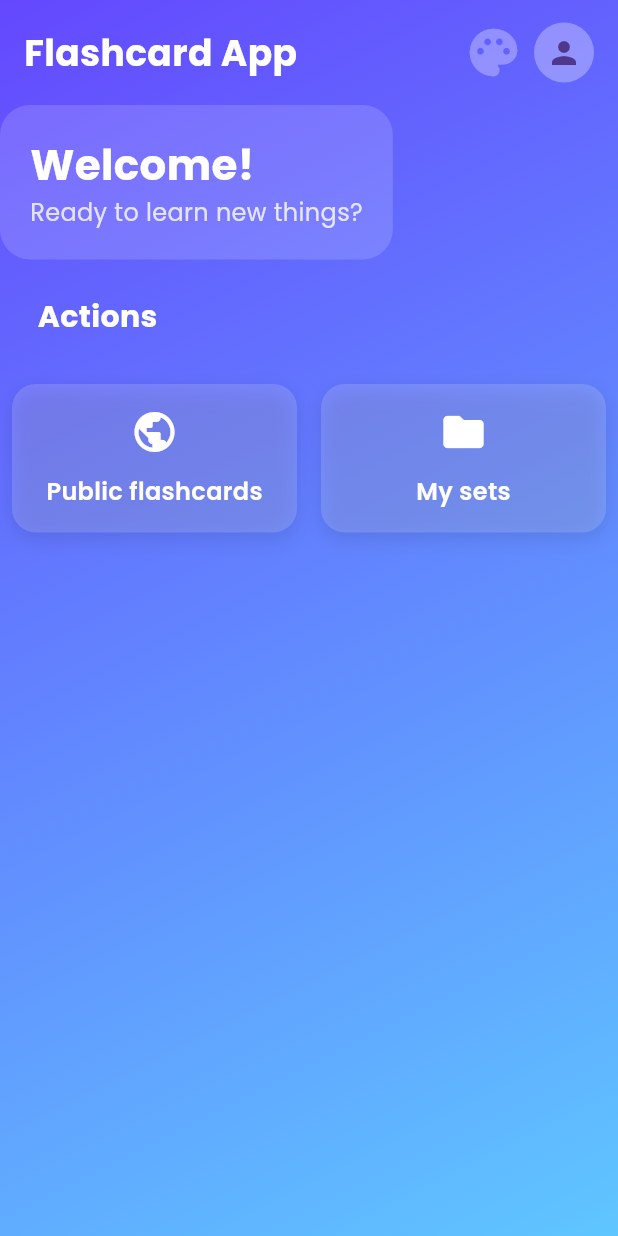
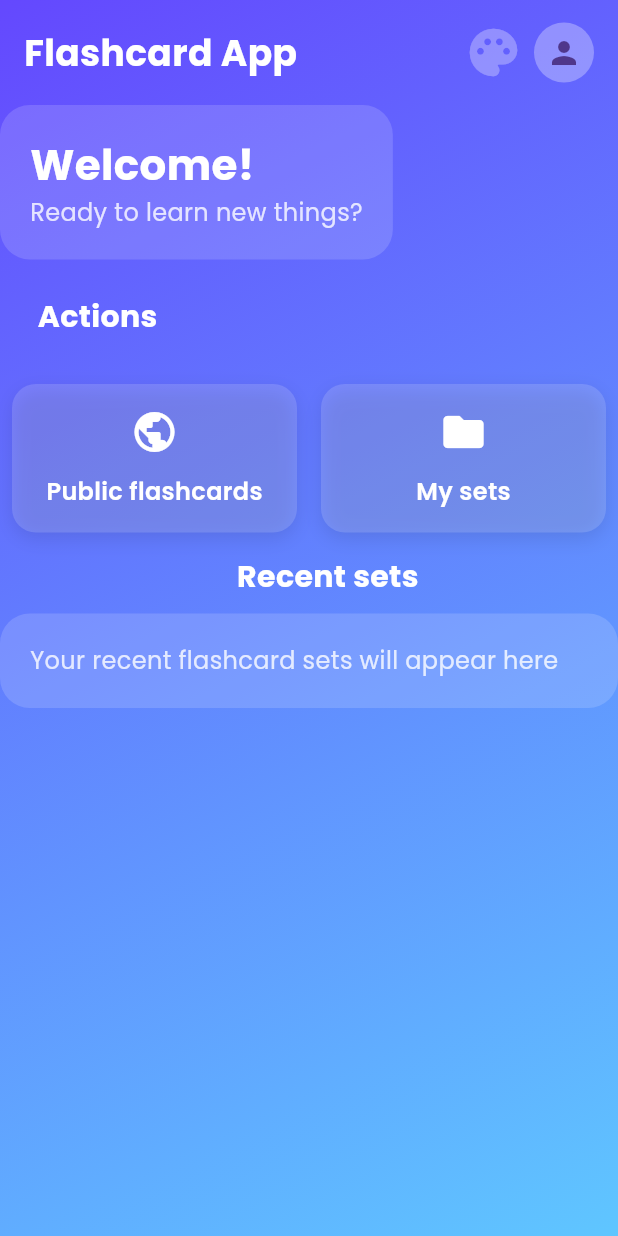
Before and after one commit to KhalilHen/flash-card, a Flutter app: the screen it shows after launch, on a phone screen of 412 x 824 dp. Run offline on Flutter 3.47's test engine with Material 3 defaults, Android fonts, the phone set to English and light mode, and no system bars; our stand-ins replace flutter_colorpicker, google_fonts, supabase, supabase_flutter; missing offline and left inert: flutter_flip_card; accounts and stored records are empty.

Commit message:
Added a recent sets section but no content inside

```diff
--- a/lib/pages/homepage.dart
+++ b/lib/pages/homepage.dart
@@ -92,14 +92,62 @@ class _HomepageState extends State<HomePage> {
                         }
                       ],
                     ),
+                    SizedBox(
+                      height: 15,
+                    ),
+                    Column(
+                      mainAxisSize: MainAxisSize.min,
+                      children: [
+                        Padding(
+                          padding: EdgeInsets.only(left: 25),
+
+                          // padding: const EdgeInsets.all(8.0),
+                          child: Text(
+                            "Recent sets",
+                            style: GoogleFonts.poppins(
+                              fontSize: 20,
+                              color: Colors.white,
+                              fontWeight: FontWeight.bold,
+                            ),
+                          ),
+                        ),
+                        SizedBox(
+                          height: 10,
+                        ),
+                        Container(
+                          padding: EdgeInsets.all(20),
+                          decoration: BoxDecoration(
+                            color: Colors.white.withAlpha(38),
+                            borderRadius: BorderRadius.circular(20),
+                          ),
+                          child: Row(
+                            children: [
+                              Column(
+                                children: [
+                                  Text(
+                                    "Your recent flashcard sets will appear here",
+                                    overflow: TextOverflow.ellipsis,
+                                    style: GoogleFonts.poppins(
+                                      fontSize: 16,
+                                      color: Colors.white.withAlpha(204),
+                                    ),
+                                  ),
+
+                                  // **For in the future
+                                ],
+                              )
+                            ],
+                          ),
+                        )
+                      ],
+                    )
                   ],
                 ),
               ),
-            )
+            ),
           ],
         )),
       ),
-
     );
   }
 
```
